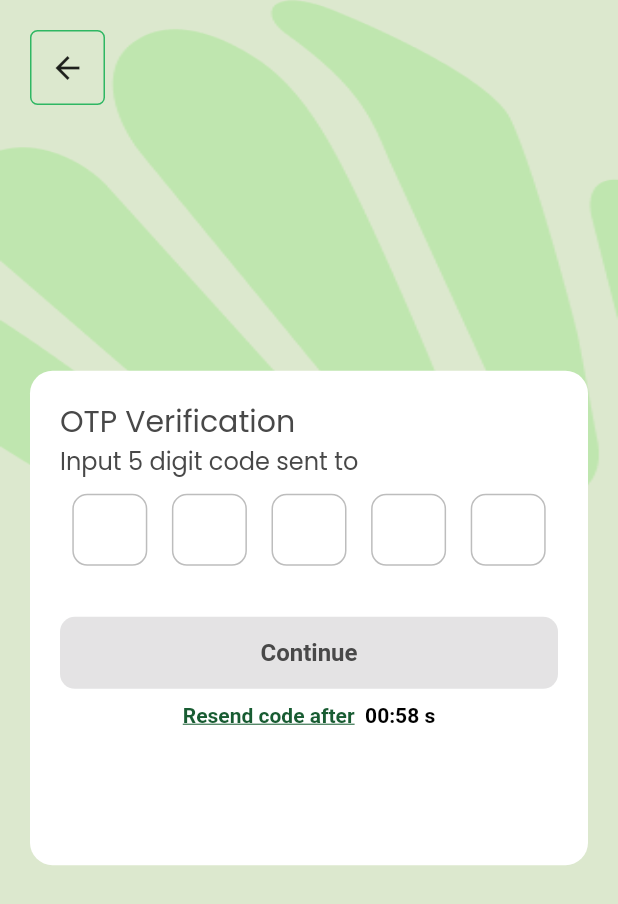
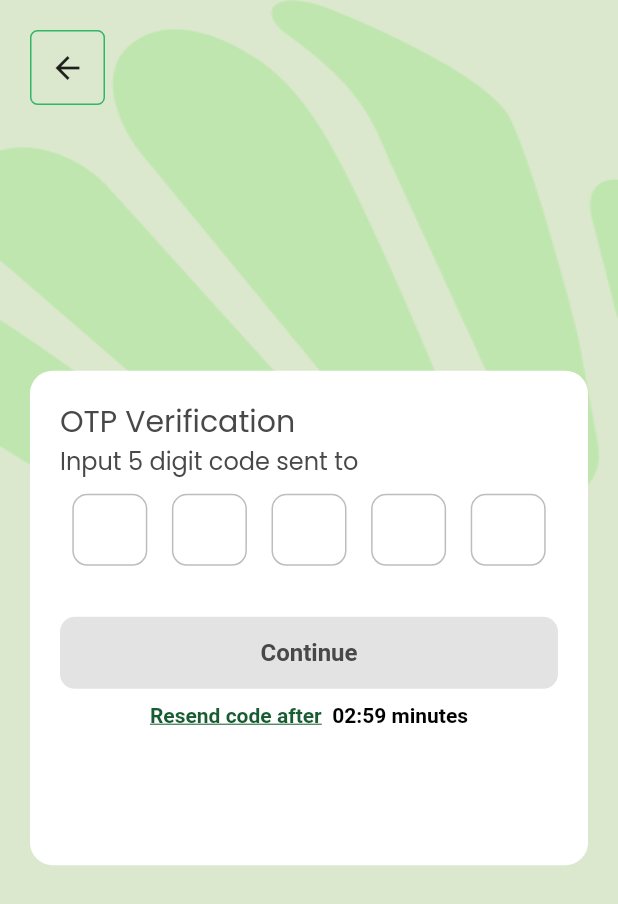
Before and after one commit to Bisecto/Trust, a Flutter app: the VerifyOtp screen opened directly with empty values, on a phone screen of 412 x 824 dp. Shown: the top 904 px of the screen. Run offline on Flutter 3.47's test engine with Material 3 defaults, Android fonts, the phone set to English and light mode, and no system bars; drawn by our look-alikes of otp_text_field; our stand-ins replace adaptive_theme, bloc, connectivity_plus, device_info_plus, dotted_border, equatable and 19 more; missing offline and left inert: animated_snack_bar, cross_connectivity, disk_space_update, easy_url_launcher, encrypt, external_path and 6 more; accounts and stored records are empty; Roboto replaces fonts that are missing (CeraPro); project files that could hold a hidden picture were left out.

Commit message:
Update: resend timer.

```diff
--- a/lib/view/auth/otp_pin_pages/verify_otp.dart
+++ b/lib/view/auth/otp_pin_pages/verify_otp.dart
@@ -317,52 +317,42 @@ class _VerifyOtpState extends State<VerifyOtp> {
                                           child: TextStyles.richTexts(
                                               onPress1: () {
                                                 if (_start == 0) {
-                                                  // authBloc.add(RequestResetPasswordEventClick(
-                                                  //     widget.phone,false));
                                                   authBloc.add(
-                                                      PasswordResetRequestOtpEventCLick(
-                                                          widget.phone,
-                                                          context));
+                                                      PasswordResetRequestOtpEventCLick(widget.phone, context)
+                                                  );
                                                   setState(() {
-                                                    _start = 59;
+                                                    _start = 180; // Reset the timer to 180 seconds
                                                     startTimer();
                                                   });
                                                 } else {
                                                   setState(() {
-                                                    MSG.warningSnackBar(context,
-                                                        'Resend Code after 59s');
+                                                    MSG.warningSnackBar(context, 'Resend Code after 3:00 minutes');
                                                   });
                                                 }
                                               },
                                               onPress2: () {
                                                 if (_start == 0) {
-                                                  // authBloc.add(RequestResetPasswordEventClick(
-                                                  //     widget.phone,false));
                                                   authBloc.add(
-                                                      PasswordResetRequestOtpEventCLick(
-                                                          widget.phone,
-                                                          context));
+                                                      PasswordResetRequestOtpEventCLick(widget.phone, context)
+                                                  );
                                                   setState(() {
-                                                    _start = 59;
+                                                    _start = 180; // Reset the timer to 180 seconds
                                                     startTimer();
                                                   });
                                                 } else {
-                                                  MSG.warningSnackBar(context,
-                                                      'Resend Code after 59s');
+                                                  MSG.warningSnackBar(context, 'Resend Code after 3:00 minutes');
                                                 }
                                               },
                                               size: 14,
                                               weight: FontWeight.w600,
-                                              //color: const Color.fromARGB(255, 19, 48, 63),
                                               color2: AppColors.darkGreen,
-                                              //text1: '',
-                                              decoration:
-                                                  TextDecoration.underline,
+                                              decoration: TextDecoration.underline,
                                               text2: 'Resend code after',
                                               color: AppColors.black,
-                                              text3: '  00:$_start s',
-                                              text4: ''))
-                                    ],
+                                              text3: '  ${(_start ~/ 60).toString().padLeft(2, '0')}:${(_start % 60).toString().padLeft(2, '0')} minutes',
+                                              text4: ''
+                                          )
+                                      )                                    ],
                                   ),
                                 ),
                               ),
@@ -389,15 +379,14 @@ class _VerifyOtpState extends State<VerifyOtp> {
 
   String smsOTP = '';
   late Timer _timer;
-  int _start = 59;
+  int _start = 180;
 
   void startTimer() {
     const oneSec = Duration(seconds: 1);
     _timer = Timer.periodic(
       oneSec,
-      (Timer timer) {
+          (Timer timer) {
         if (_start == 0) {
-          //_start = 59;
           _timer.cancel();
         } else {
           setState(() {
@@ -406,5 +395,4 @@ class _VerifyOtpState extends State<VerifyOtp> {
         }
       },
     );
-  }
-}
+  }}
```
